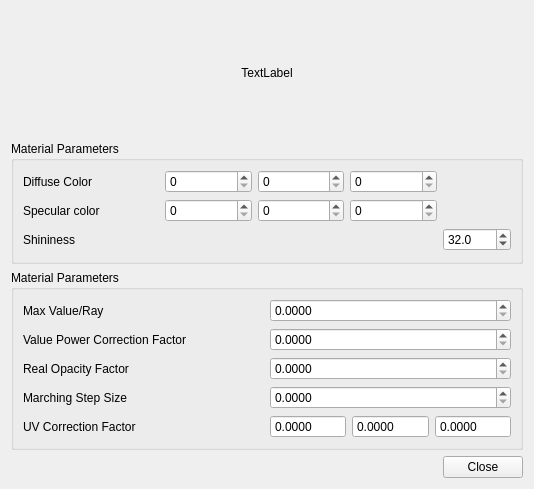
The window that Applications/MainApplication/Gui/ui/MaterialEditor.ui (nmellado/Radium-Engine) describes before a commit, drawn with Qt 5.
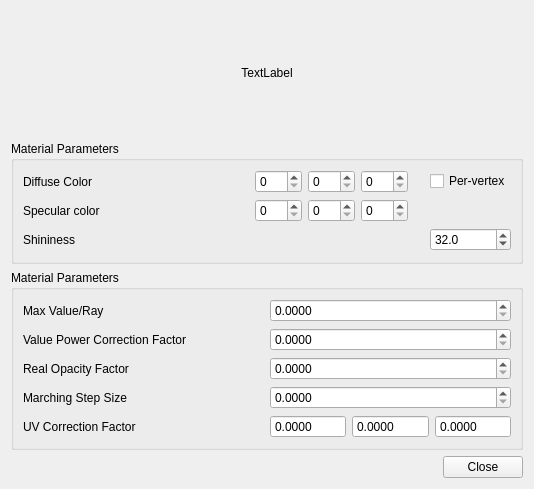
The same window after the commit. Custom widgets are drawn as their Qt base class.

Commit message:
Add support per-vertex color attribute in blinn-phong material
Also prepare code for loading mesh sequences

```diff
--- a/Applications/MainApplication/Gui/ui/MaterialEditor.ui
+++ b/Applications/MainApplication/Gui/ui/MaterialEditor.ui
@@ -25,7 +25,7 @@
      <property name="title">
       <string>Material Parameters</string>
      </property>
-     <layout class="QGridLayout" name="gridLayout" columnstretch="2,4,1">
+     <layout class="QGridLayout" name="gridLayout" columnstretch="2,0,0,0">
       <item row="0" column="1">
        <layout class="QHBoxLayout" name="horizontalLayout">
         <item>
@@ -96,12 +96,6 @@
         </property>
        </widget>
       </item>
-      <item row="0" column="2">
-       <widget class="Ra::Gui::ColorWidget" name="kdColorWidget" native="true"/>
-      </item>
-      <item row="1" column="2">
-       <widget class="Ra::Gui::ColorWidget" name="ksColorWidget" native="true"/>
-      </item>
       <item row="2" column="0">
        <widget class="QLabel" name="label_4">
         <property name="text">
@@ -112,7 +106,7 @@
         </property>
        </widget>
       </item>
-      <item row="2" column="2">
+      <item row="2" column="3">
        <widget class="QDoubleSpinBox" name="exp">
         <property name="decimals">
          <number>1</number>
@@ -131,6 +125,33 @@
         </property>
        </widget>
       </item>
+      <item row="0" column="3">
+       <widget class="QCheckBox" name="kUsePerVertex">
+        <property name="text">
+         <string>Per-vertex</string>
+        </property>
+       </widget>
+      </item>
+      <item row="0" column="2">
+       <widget class="Ra::Gui::ColorWidget" name="kdColorWidget" native="true">
+        <property name="minimumSize">
+         <size>
+          <width>10</width>
+          <height>10</height>
+         </size>
+        </property>
+       </widget>
+      </item>
+      <item row="1" column="2">
+       <widget class="Ra::Gui::ColorWidget" name="ksColorWidget" native="true">
+        <property name="minimumSize">
+         <size>
+          <width>10</width>
+          <height>10</height>
+         </size>
+        </property>
+       </widget>
+      </item>
      </layout>
     </widget>
    </item>
```
Left out of the diff: 51 changed lines with no effect on the pictures. The commit also changes 16 other files.
